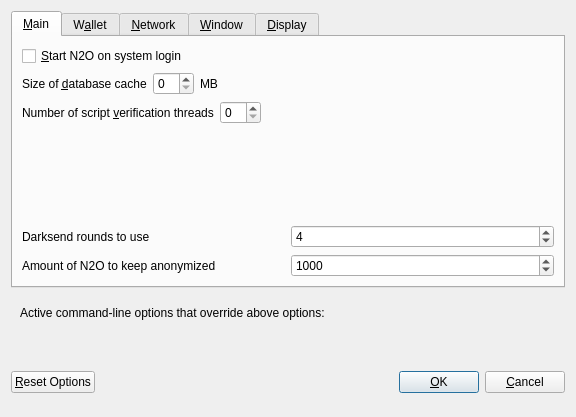
Old version of the form src/qt/forms/optionsdialog.ui in the repository Salvage-Ex/salvage-old.
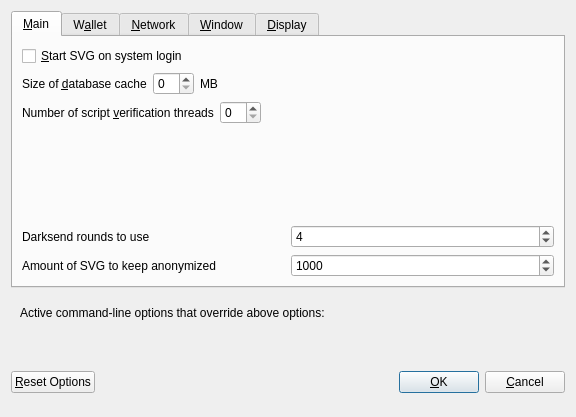
New version of the form. Custom widgets are drawn as their Qt base class.

Diff of the .ui file:
```diff
--- a/src/qt/forms/optionsdialog.ui
+++ b/src/qt/forms/optionsdialog.ui
@@ -33,7 +33,7 @@
           <string>Automatically start N2O after logging in to the system.</string>
          </property>
          <property name="text">
-          <string>&amp;Start N2O on system login</string>
+          <string>&amp;Start SVG on system login</string>
          </property>
         </widget>
        </item>
@@ -177,7 +177,7 @@
             <string notr="true"/>
            </property>
            <property name="text">
-            <string>Amount of N2O to keep anonymized</string>
+            <string>Amount of SVG to keep anonymized</string>
            </property>
           </widget>
          </item>
```
Left out of the diff: 12 changed lines with no effect on the pictures.
